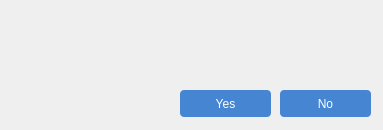
PeZoi/Manage_Employee_App, file ManageEmployee/DialogConfirm.ui: the form before one commit.
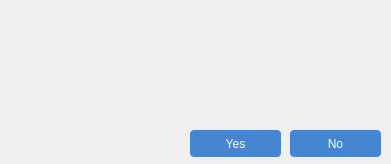
The form after the commit. Icons and pictures are not drawn.

```diff
--- a/ManageEmployee/DialogConfirm.ui
+++ b/ManageEmployee/DialogConfirm.ui
@@ -6,8 +6,8 @@
    <rect>
     <x>0</x>
     <y>0</y>
-    <width>383</width>
-    <height>130</height>
+    <width>391</width>
+    <height>164</height>
    </rect>
   </property>
   <property name="windowTitle">
@@ -16,10 +16,10 @@
   <widget class="QLabel" name="label">
    <property name="geometry">
     <rect>
-     <x>20</x>
-     <y>20</y>
-     <width>41</width>
-     <height>41</height>
+     <x>10</x>
+     <y>30</y>
+     <width>61</width>
+     <height>61</height>
     </rect>
    </property>
    <property name="text">
@@ -41,7 +41,7 @@
      <x>80</x>
      <y>20</y>
      <width>291</width>
-     <height>51</height>
+     <height>91</height>
     </rect>
    </property>
    <property name="text">
@@ -54,8 +54,8 @@
   <widget class="QPushButton" name="btn_no">
    <property name="geometry">
     <rect>
-     <x>280</x>
-     <y>90</y>
+     <x>290</x>
+     <y>130</y>
      <width>91</width>
      <height>27</height>
     </rect>
@@ -89,8 +89,8 @@
   <widget class="QPushButton" name="btn_yes">
    <property name="geometry">
     <rect>
-     <x>180</x>
-     <y>90</y>
+     <x>190</x>
+     <y>130</y>
      <width>91</width>
      <height>27</height>
     </rect>
```
